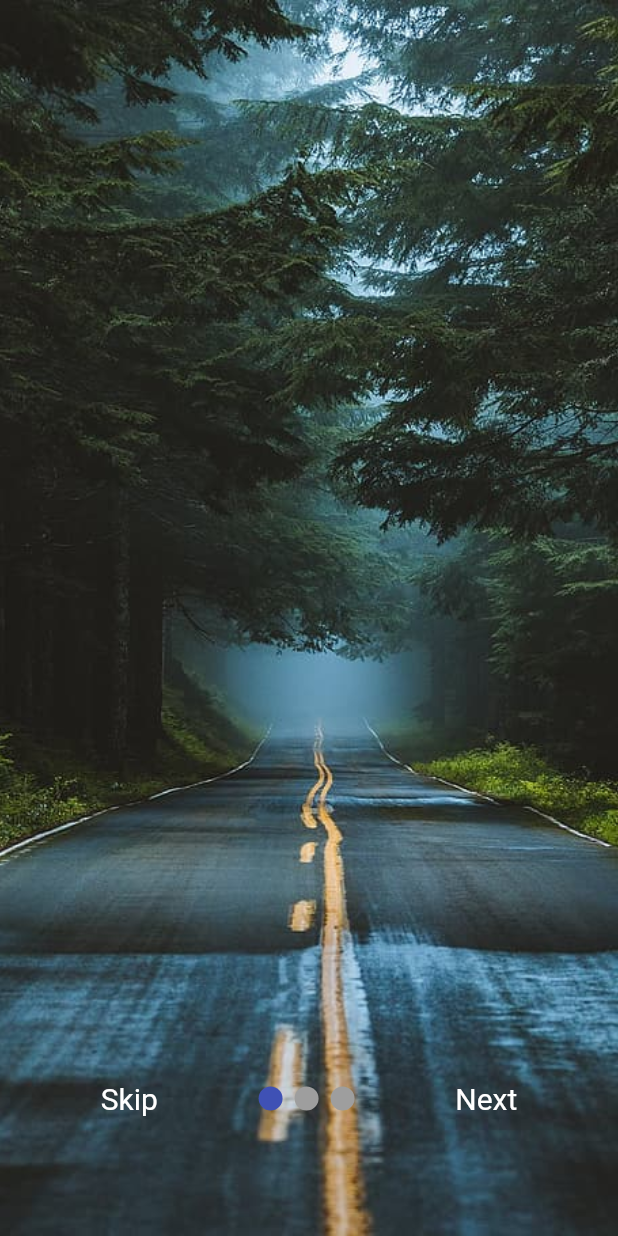
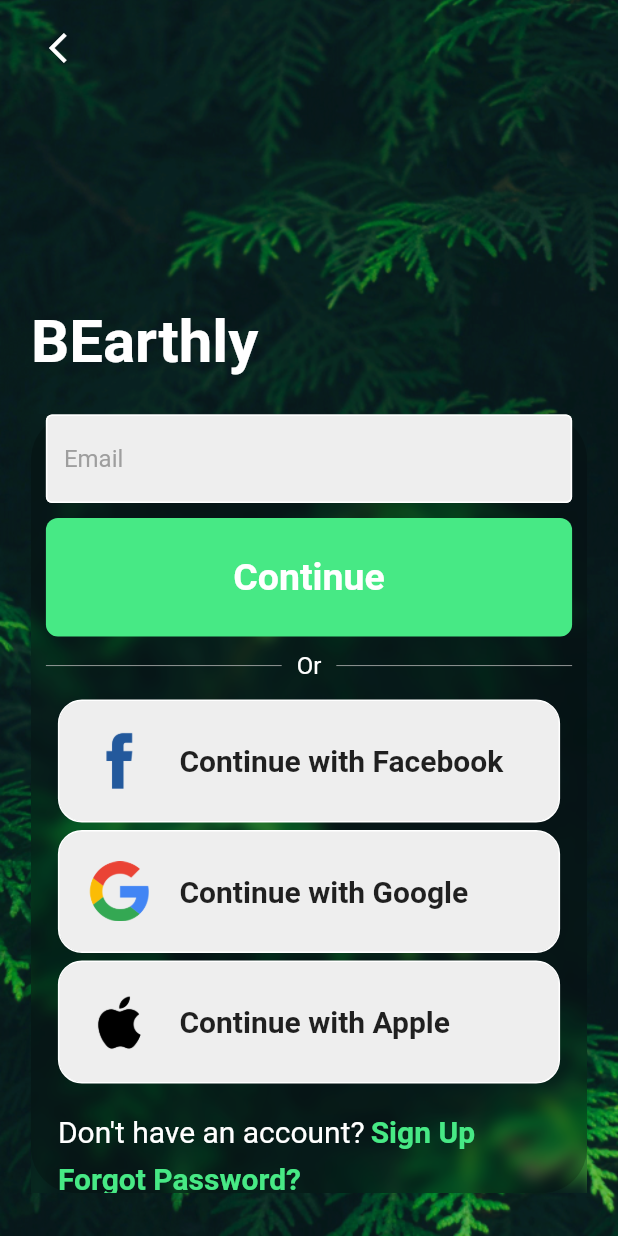
Before and after one commit to AartiDevkar/BEarthly, a Flutter app: the screen it shows after launch, on a phone screen of 412 x 824 dp. Run offline on Flutter 3.47's test engine with Material 2 defaults, Android fonts, the phone set to English and light mode, and no system bars; drawn by our look-alikes of smooth_page_indicator.

Commit message:
welcome page login page added

```diff
--- a/lib/main.dart
+++ b/lib/main.dart
@@ -1,4 +1,5 @@
 import 'package:bearthly/onboarding_screens.dart';
+import 'package:bearthly/sign_up_pages/components/welcomePage.dart';
 import 'package:flutter/material.dart';
 
 void main() {
@@ -11,8 +12,9 @@ class MyApp extends StatelessWidget {
   @override
   Widget build(BuildContext context) {
     return MaterialApp(
-        theme: ThemeData(primarySwatch: Colors.teal, canvasColor: Colors.teal),
-        debugShowCheckedModeBanner: false,
-        home: OnBoardingScreen());
+      theme: ThemeData(primarySwatch: Colors.teal, canvasColor: Colors.teal),
+      debugShowCheckedModeBanner: false,
+      home: WelcomePage(),
+    );
   }
 }
--- a/lib/onboarding_screens.dart
+++ b/lib/onboarding_screens.dart
@@ -1,6 +1,7 @@
 import 'package:bearthly/home_page.dart';
 import 'package:bearthly/intro_pages/intro_page2.dart';
 import 'package:bearthly/intro_pages/intro_page3.dart';
+import 'package:bearthly/sign_up_pages/components/welcomePage.dart';
 import 'package:flutter/material.dart';
 
 import 'package:bearthly/intro_pages/intro_page1.dart';
@@ -62,7 +63,7 @@ class _OnBoardingScreenState extends State<OnBoardingScreen> {
                               context,
                               MaterialPageRoute(
                                 builder: (context) {
-                                  return HomePage();
+                                  return WelcomePage();
                                 },
                               ),
                             );
--- /dev/null
+++ b/lib/sign_up_pages/components/my_button.dart
@@ -0,0 +1,55 @@
+import 'package:flutter/material.dart';
+
+class MyButton extends StatelessWidget {
+  final Function()? onTap;
+
+  const MyButton({super.key, required this.onTap});
+
+  @override
+  Widget build(BuildContext context) {
+    return GestureDetector(
+      onTap: onTap,
+      child: Container(
+        padding: const EdgeInsets.all(25),
+        decoration: BoxDecoration(
+          color: Color.fromARGB(255, 71, 233, 133),
+          borderRadius: BorderRadius.circular(8),
+        ),
+        child: const Center(
+          child: Text(
+            "Continue",
+            style: TextStyle(
+                color: Colors.white, fontWeight: FontWeight.bold, fontSize: 25),
+          ),
+        ),
+      ),
+    );
+  }
+}
+
+class MyButtonAgree extends StatelessWidget {
+  final Function()? onTap;
+  final String text;
+  const MyButtonAgree({super.key, required this.onTap, required this.text});
+
+  @override
+  Widget build(BuildContext context) {
+    return GestureDetector(
+      onTap: onTap,
+      child: Container(
+        padding: const EdgeInsets.all(25),
+        decoration: BoxDecoration(
+          color: const Color.fromARGB(255, 71, 233, 133),
+          borderRadius: BorderRadius.circular(8),
+        ),
+        child: Center(
+          child: Text(
+            text,
+            style: const TextStyle(
+                color: Colors.white, fontWeight: FontWeight.bold, fontSize: 25),
+          ),
+        ),
+      ),
+    );
+  }
+}
--- /dev/null
+++ b/lib/sign_up_pages/components/my_textfield.dart
@@ -0,0 +1,66 @@
+import 'package:flutter/material.dart';
+
+class MyTextField extends StatelessWidget {
+  final controller;
+  final String hintText;
+  final bool obscureText;
+  const MyTextField({
+    super.key,
+    required this.controller,
+    required this.hintText,
+    required this.obscureText,
+  });
+
+  @override
+  Widget build(BuildContext context) {
+    return TextFormField(
+      validator: (val) => val!.isEmpty ? 'Veuillez remplir ce champ svp' : null,
+      controller: controller,
+      obscureText: obscureText,
+      decoration: InputDecoration(
+          enabledBorder: const OutlineInputBorder(
+            borderSide: BorderSide(color: Colors.white),
+          ),
+          focusedBorder: OutlineInputBorder(
+            borderSide: BorderSide(color: Colors.grey.shade400),
+          ),
+          fillColor: Colors.grey.shade200,
+          filled: true,
+          hintText: hintText,
+          hintStyle: TextStyle(color: Colors.grey[500])),
+    );
+  }
+}
+
+class MyPasswordTextField extends StatelessWidget {
+  final controller;
+  final String hintText;
+  final bool obscureText;
+  const MyPasswordTextField({
+    super.key,
+    required this.controller,
+    required this.hintText,
+    required this.obscureText,
+  });
+
+  @override
+  Widget build(BuildContext context) {
+    return TextFormField(
+      validator: (val) => val!.isEmpty ? 'Veuillez remplir ce champ svp' : null,
+      controller: controller,
+      obscureText: obscureText,
+      decoration: InputDecoration(
+          suffixIcon: const Icon(Icons.visibility_off),
+          enabledBorder: const OutlineInputBorder(
+            borderSide: BorderSide(color: Colors.white),
+          ),
+          focusedBorder: OutlineInputBorder(
+            borderSide: BorderSide(color: Colors.grey.shade400),
+          ),
+          fillColor: Colors.grey.shade200,
+          filled: true,
+          hintText: hintText,
+          hintStyle: TextStyle(color: Colors.grey[500])),
+    );
+  }
+}
--- /dev/null
+++ b/lib/sign_up_pages/components/square_tile.dart
@@ -0,0 +1,30 @@
+import 'package:flutter/material.dart';
+
+class SquareTile extends StatelessWidget {
+  final String imagePath;
+  final String title;
+  const SquareTile({super.key, required this.imagePath, required this.title});
+
+  @override
+  Widget build(BuildContext context) {
+    return Container(
+      padding: EdgeInsets.all(20),
+      decoration: BoxDecoration(
+        border: Border.all(color: Colors.white),
+        borderRadius: BorderRadius.circular(16),
+        color: Colors.grey[200],
+      ),
+      child: Row(
+        children: [
+          Image.asset(
+            imagePath,
+            height: 40,
+          ),
+          const SizedBox(width: 20),
+          Text(title,
+              style: const TextStyle(fontSize: 20, fontWeight: FontWeight.bold))
+        ],
+      ),
+    );
+  }
+}
--- /dev/null
+++ b/lib/sign_up_pages/components/welcomePage.dart
@@ -0,0 +1,228 @@
+import 'dart:ui';
+
+import 'package:bearthly/sign_up_pages/components/my_button.dart';
+import 'package:bearthly/sign_up_pages/components/square_tile.dart';
+import 'package:bearthly/sign_up_pages/signUp.dart';
+import 'package:flutter/material.dart';
+import '';
+import 'my_textfield.dart';
+
+class WelcomePage extends StatelessWidget {
+  WelcomePage({super.key});
+
+  // text editing controllers
+  final usernameController = TextEditingController();
+  final passwordController = TextEditingController();
+
+  double _sigmaX = 5; // from 0-10
+  double _sigmaY = 5; // from 0-10
+  double _opacity = 0.2;
+  double _width = 300;
+  double _height = 200;
+  final _formKey = GlobalKey<FormState>();
+
+  // sign user in method
+  void signUserIn() {}
+
+  @override
+  Widget build(BuildContext context) {
+    return Scaffold(
+      backgroundColor: Colors.grey[300],
+      body: SingleChildScrollView(
+        child: Container(
+          height: MediaQuery.of(context).size.height,
+          child: Stack(
+            alignment: Alignment.center,
+            children: [
+              Image.asset(
+                'assets/images/homeimage.webp',
+                width: MediaQuery.of(context).size.width,
+                height: MediaQuery.of(context).size.height,
+                fit: BoxFit.cover,
+              ),
+              Column(
+                crossAxisAlignment: CrossAxisAlignment.start,
+                children: [
+                  SizedBox(height: MediaQuery.of(context).size.height * 0.01),
+                  IconButton(
+                    icon: const Icon(Icons.arrow_back_ios),
+                    color: Colors.white,
+                    onPressed: () {},
+                  ),
+                  SizedBox(height: MediaQuery.of(context).size.height * 0.18),
+                  const Text("BEarthly",
+                      style: TextStyle(
+                          color: Colors.white,
+                          fontSize: 40,
+                          fontWeight: FontWeight.bold)),
+                  SizedBox(height: MediaQuery.of(context).size.height * 0.03),
+                  ClipRect(
+                    child: BackdropFilter(
+                      filter:
+                          ImageFilter.blur(sigmaX: _sigmaX, sigmaY: _sigmaY),
+                      child: Container(
+                        padding: const EdgeInsets.symmetric(horizontal: 10),
+                        decoration: BoxDecoration(
+                            color: Color.fromRGBO(0, 0, 0, 1)
+                                .withOpacity(_opacity),
+                            borderRadius:
+                                BorderRadius.all(Radius.circular(30))),
+                        width: MediaQuery.of(context).size.width * 0.9,
+                        height: MediaQuery.of(context).size.height * 0.63,
+                        child: Form(
+                          key: _formKey,
+                          child: Center(
+                            child: Column(
+                              mainAxisSize: MainAxisSize.min,
+                              mainAxisAlignment: MainAxisAlignment.center,
+                              children: [
+                                // username textfield
+                                MyTextField(
+                                  controller: usernameController,
+                                  hintText: 'Email',
+                                  obscureText: false,
+                                ),
+
+                                const SizedBox(height: 10),
+
+                                // sign in button
+                                MyButton(
+                                  onTap: (() {
+                                    if (_formKey.currentState!.validate()) {
+                                      Navigator.push(
+                                        context,
+                                        MaterialPageRoute(
+                                            builder: (context) => signUp()),
+                                      );
+                                    } else {
+                                      print('not valid');
+                                    }
+                                  }),
+                                ),
+
+                                const SizedBox(height: 10),
+
+                                // or continue with
+                                Row(
+                                  children: [
+                                    Expanded(
+                                      child: Divider(
+                                        thickness: 0.5,
+                                        color: Colors.grey[400],
+                                      ),
+                                    ),
+                                    const Padding(
+                                      padding: EdgeInsets.symmetric(
+                                          horizontal: 10.0),
+                                      child: Text(
+                                        'Or',
+                                        style: TextStyle(
+                                            color: Colors.white, fontSize: 16),
+                                      ),
+                                    ),
+                                    Expanded(
+                                      child: Divider(
+                                        thickness: 0.5,
+                                        color: Colors.grey[400],
+                                      ),
+                                    ),
+                                  ],
+                                ),
+
+                                const SizedBox(height: 5),
+
+                                // google + apple sign in buttons
+                                Padding(
+                                  padding: const EdgeInsets.all(8.0),
+                                  child: Column(
+                                    mainAxisSize: MainAxisSize.min,
+                                    mainAxisAlignment: MainAxisAlignment.center,
+                                    children: const [
+                                      // facebook button
+                                      SquareTile(
+                                          imagePath:
+                                              'assets/images/facebook.png',
+                                          title: "Continue with Facebook"),
+                                      SizedBox(height: 5),
+
+                                      // google button
+                                      SquareTile(
+                                        imagePath: 'assets/images/google.png',
+                                        title: "Continue with Google",
+                                      ),
+
+                                      SizedBox(height: 5),
+
+                                      // apple button
+                                      SquareTile(
+                                          imagePath: 'assets/images/apple.png',
+                                          title: "Continue with Apple"),
+                                    ],
+                                  ),
+                                ),
+
+                                const SizedBox(height: 5),
+
+                                // not a member? register now
+                                Padding(
+                                  padding: const EdgeInsets.all(8.0),
+                                  child: Column(
+                                    mainAxisSize: MainAxisSize.min,
+                                    mainAxisAlignment: MainAxisAlignment.start,
+                                    crossAxisAlignment:
+                                        CrossAxisAlignment.stretch,
+                                    children: [
+                                      Row(
+                                        mainAxisAlignment:
+                                            MainAxisAlignment.start,
+                                        // ignore: prefer_const_literals_to_create_immutables
+                                        children: [
+                                          Text(
+                                            'Don\'t have an account?',
+                                            style: TextStyle(
+                                                color: Colors.white,
+                                                fontSize: 20),
+                                            textAlign: TextAlign.start,
+                                          ),
+                                          const SizedBox(width: 4),
+                                          const Text(
+                                            'Sign Up',
+                                            style: TextStyle(
+                                                color: Color.fromARGB(
+                                                    255, 71, 233, 133),
+                                                fontWeight: FontWeight.bold,
+                                                fontSize: 20),
+                                          ),
+                                        ],
+                                      ),
+                                      SizedBox(
+                                          height: MediaQuery.of(context)
+                                                  .size
+                                                  .height *
+                                              0.01),
+                                      const Text('Forgot Password?',
+                                          style: TextStyle(
+                                              color: Color.fromARGB(
+                                                  255, 71, 233, 133),
+                                              fontWeight: FontWeight.bold,
+                                              fontSize: 20),
+                                          textAlign: TextAlign.start),
+                                    ],
+                                  ),
+                                ),
+                              ],
+                            ),
+                          ),
+                        ),
+                      ),
+                    ),
+                  ),
+                ],
+              )
+            ],
+          ),
+        ),
+      ),
+    );
+  }
+}
--- /dev/null
+++ b/lib/sign_up_pages/signUp.dart
@@ -0,0 +1,10 @@
+import 'package:flutter/material.dart';
+
+class signUp extends StatelessWidget {
+  const signUp({super.key});
+
+  @override
+  Widget build(BuildContext context) {
+    return Scaffold();
+  }
+}
```
Also changed, not shown: assets/images/apple.png (added), assets/images/facebook.png (added), assets/images/google.png (added), lib/sign_up_pages/loginPage.dart (added).
